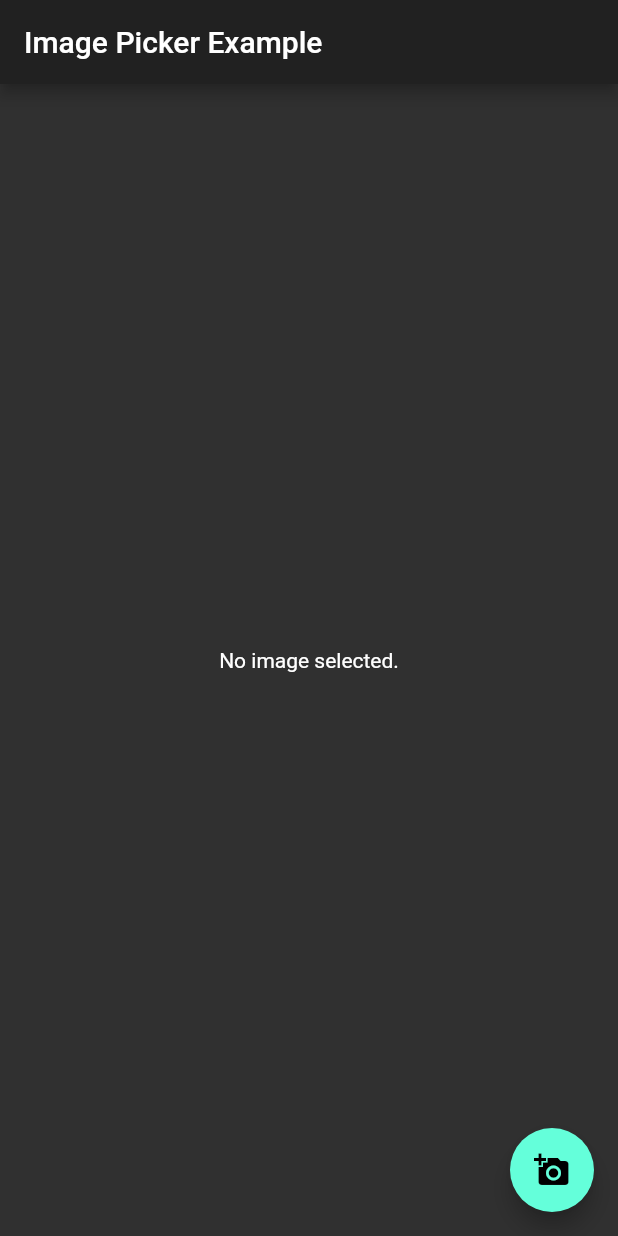
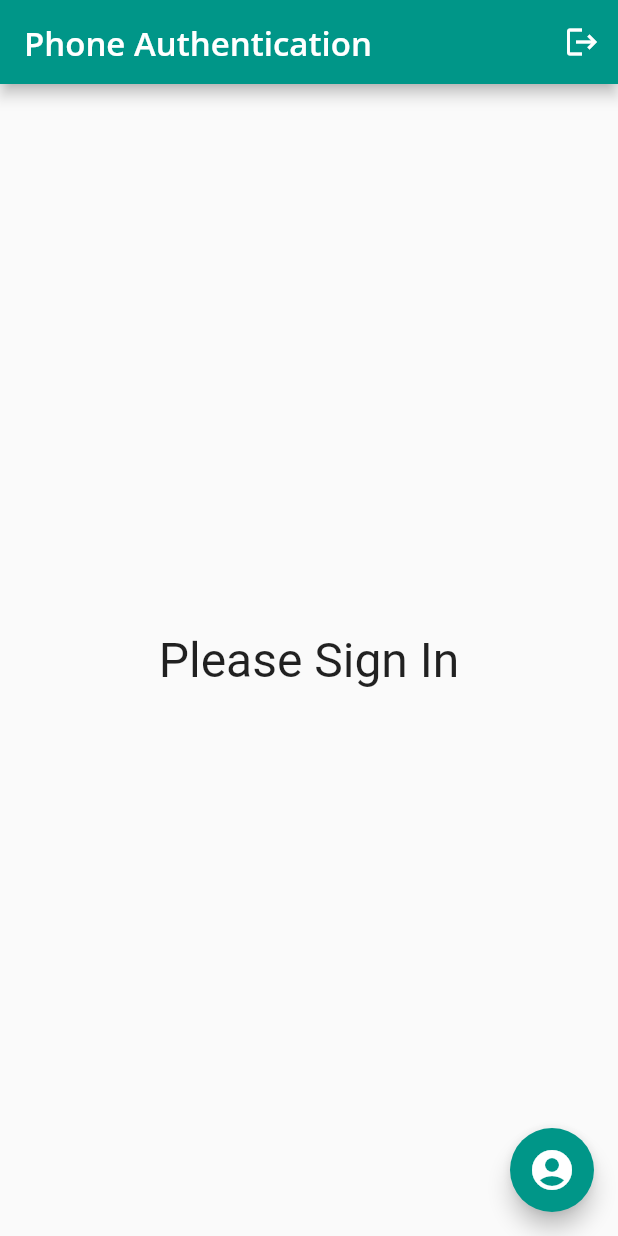
Before and after one commit to gurlivleenkainth2000/FlutterUI, a Flutter app: the screen it shows after launch, on a phone screen of 412 x 824 dp. Run offline on Flutter 3.47's test engine with Material 2 defaults, Android fonts, the phone set to English and light mode, and no system bars; our stand-ins replace camera, cloud_firestore, firebase_auth, firebase_core, firebase_storage, google_fonts and 2 more; missing offline and left inert: geocoder; accounts and stored records are empty; network calls fail.

Commit message:
Phone Authentication basics

```diff
--- a/lib/main.dart
+++ b/lib/main.dart
@@ -9,6 +9,7 @@ import 'package:flutter_ui_snippets/UI Practices/bottomAppbarFAB.dart';
 import 'package:flutter_ui_snippets/apiCallsPrograms/FetchingNews.dart';
 import 'package:flutter_ui_snippets/apiCallsPrograms/fetchingRestaurants.dart';
 import 'package:flutter_ui_snippets/practiceCodes/fetchingLocation.dart';
+import 'package:flutter_ui_snippets/practiceCodes/firebasePhoneAuthentication.dart';
 import 'package:flutter_ui_snippets/practiceCodes/imageCapturing.dart';
 import 'package:google_fonts/google_fonts.dart';
 
@@ -22,7 +23,7 @@ Future<void> main() async {
     theme: ThemeData.dark(),
     home: ImageCaptureScreen(),
   );
-  runApp(app);
+  runApp(MyApp());
 }
 
 class MyApp extends StatelessWidget {
@@ -42,7 +43,7 @@ class MyApp extends StatelessWidget {
           headline1: GoogleFonts.openSans(
             fontSize: 22.0,
             fontWeight: FontWeight.w600,
-            color: Colors.black
+            color: Colors.white
           ),
           subtitle1: GoogleFonts.openSans(
             fontSize: 18.0,
@@ -51,7 +52,7 @@ class MyApp extends StatelessWidget {
         )
       ),
       debugShowCheckedModeBanner: false,
-      home: UserAddressPage(),
+      home: PhoneAuthenticationScreen(),
     );
   }
 }
--- /dev/null
+++ b/lib/practiceCodes/firebasePhoneAuthentication.dart
@@ -0,0 +1,118 @@
+import 'package:cloud_firestore/cloud_firestore.dart';
+import 'package:firebase_auth/firebase_auth.dart';
+import 'package:flutter/material.dart';
+
+class PhoneAuthenticationScreen extends StatefulWidget {
+
+  FirebaseAuth _auth = FirebaseAuth.instance;
+  FirebaseFirestore _firestore = FirebaseFirestore.instance;
+
+  final GlobalKey<ScaffoldState> scaffoldKey = GlobalKey();
+
+  @override
+  _PhoneAuthenticationScreenState createState() => _PhoneAuthenticationScreenState();
+}
+
+class _PhoneAuthenticationScreenState extends State<PhoneAuthenticationScreen> {
+
+  String verification = "", otpEnterd = "123456";
+  bool alreadySignIn = false;
+  User user;
+
+  signInWithOtp() async {
+    await widget._auth.verifyPhoneNumber(
+        phoneNumber: "+911234567890",
+        timeout: Duration(seconds: 60),
+        verificationCompleted: (AuthCredential authCredential) {
+          print(">>> Auth Credential: " + authCredential.toString());
+        },
+        verificationFailed: (FirebaseException exception) {
+          print(">>> Exception: " + exception.toString());
+        },
+        codeSent: (verificationId, forceResendingToken) {
+          verification = verificationId;
+          print(">>> Code Sent Verification Id: " + verificationId);
+        },
+        codeAutoRetrievalTimeout: (verificationId) {
+          print(">>> Verification Id: " + verificationId);
+        },
+    );
+  }
+
+  getCurrentUser() async {
+   return widget._auth.currentUser;
+  }
+
+  @override
+  void initState() {
+    super.initState();
+    init();
+  }
+
+  init() async {
+    try {
+      user = widget._auth.currentUser;
+      if(user != null) {
+        setState(() {
+          alreadySignIn = true;
+        });
+      } else {
+        setState(() {
+          alreadySignIn = false;
+        });
+        signInWithOtp();
+      }
+    } catch(e) {
+
+    }
+  }
+
+  @override
+  Widget build(BuildContext context) {
+    return Scaffold(
+      key: widget.scaffoldKey,
+      appBar: AppBar(
+        title: Text(
+            'Phone Authentication',
+          style: Theme.of(context).textTheme.headline1,
+        ),
+        actions: [
+          IconButton(
+              icon: Icon(Icons.logout),
+              onPressed: () {
+                widget._auth.signOut().then((value) {
+                  setState(() {
+                    alreadySignIn = !alreadySignIn;
+                  });
+                });
+              }
+          )
+        ],
+      ),
+      floatingActionButton: FloatingActionButton(
+        tooltip: 'Phone SignIn',
+        onPressed: () async {
+          AuthCredential credential = PhoneAuthProvider.credential(verificationId: verification, smsCode: otpEnterd);
+          UserCredential userCredential = await widget._auth.signInWithCredential(credential);
+          if(userCredential.user != null) {
+            // print(">>> Sign In Successful");
+            setState(() {
+              alreadySignIn = true;
+            });
+            final snackBar = SnackBar(content: Text('Sign In Successful'));
+            widget.scaffoldKey.currentState.showSnackBar(snackBar);
+          } else {
+            signInWithOtp();
+          }
+        },
+        child: Icon(Icons.account_circle_rounded, size: 32,),
+      ),
+      body: Center(
+        child: Text(
+          alreadySignIn ? "Already Sign In" : "Please Sign In",
+          style: TextStyle(fontSize: 32),
+        ),
+      ),
+    );
+  }
+}
```
Also changed, not shown: 1 other file.
